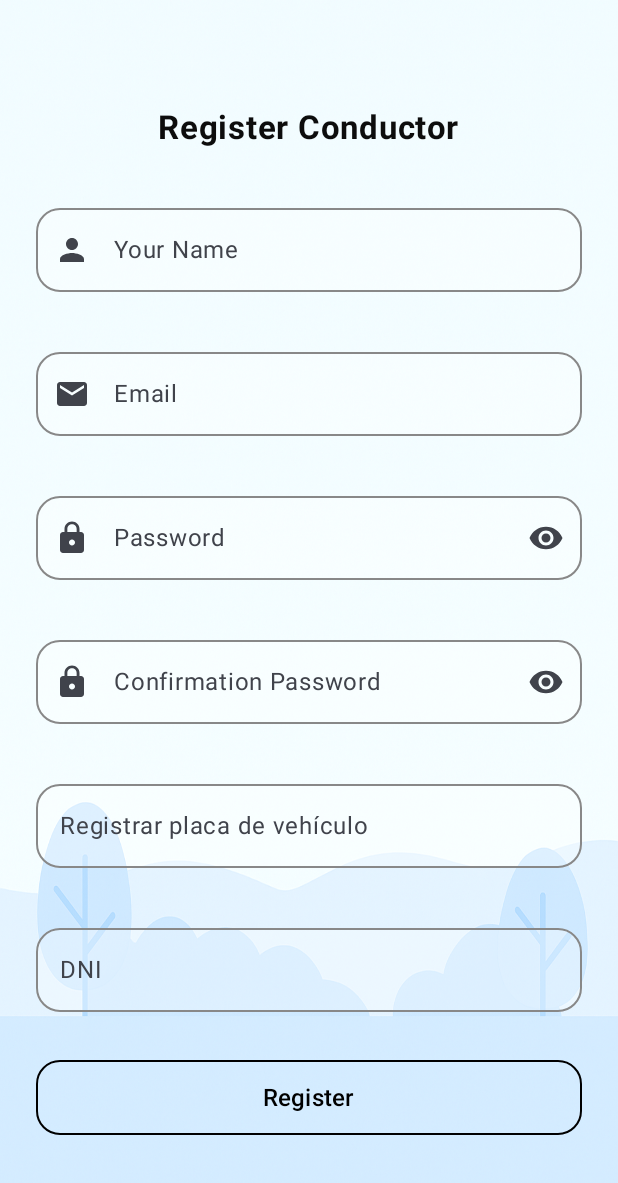
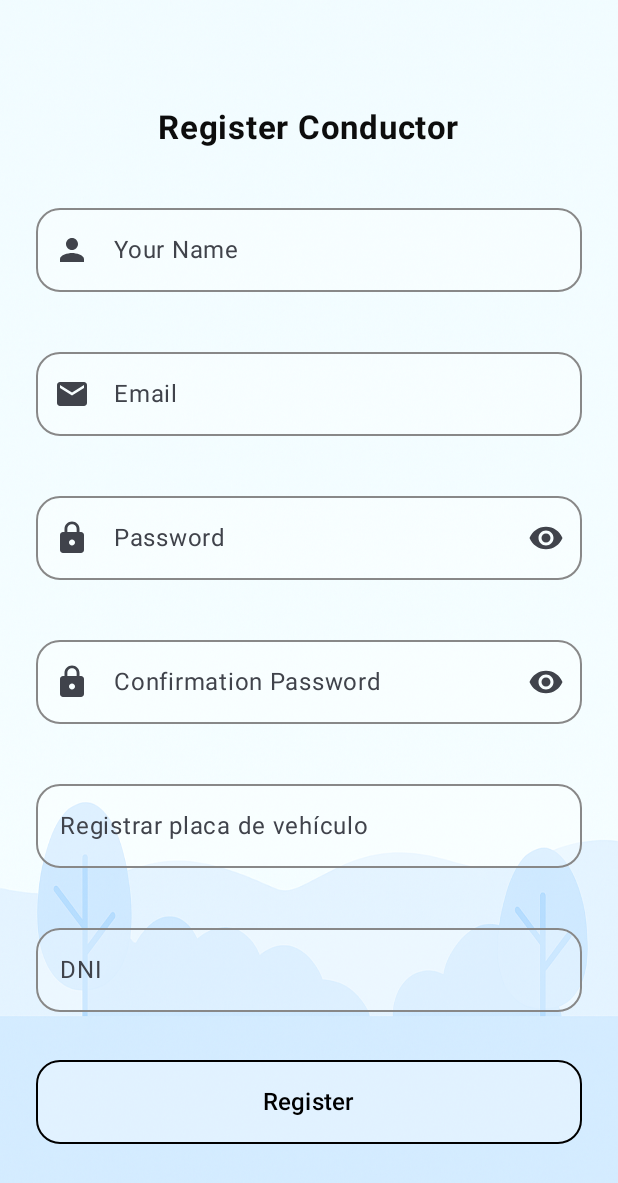
Before and after one commit to G3-UPC-CC238-346-ParkingNow/Kotlin-Mobile, an Android app built with Jetpack Compose: the RegisterScreen screen opened through its navigation route, on a phone screen of 412 x 824 dp. Shown: the top 1183 px of the screen. Run offline under Robolectric (Android 15) with nearby library versions, the phone set to English and light mode, and no system bars.

Commit message:
Show registered username in Dashboard

```diff
--- a/app/build.gradle.kts
+++ b/app/build.gradle.kts
@@ -53,8 +53,11 @@ dependencies {
     implementation("org.osmdroid:osmdroid-android:6.1.16")
     implementation("com.google.android.gms:play-services-location:21.0.1")
     implementation("com.google.zxing:core:3.5.1")
+    implementation("androidx.compose.ui:ui-text")
+    implementation("androidx.compose.ui:ui")
+    implementation("androidx.compose.ui:ui-tooling")
     implementation(libs.androidx.ui.tooling.preview)
-    implementation("androidx.compose.material:material-icons-extended:1.5.4")
+    implementation("androidx.compose.material:material-icons-extended")
     implementation(libs.androidx.material3)
     testImplementation(libs.junit)
     androidTestImplementation(libs.androidx.junit)
--- a/app/src/main/java/pe/edu/upc/parkingnow/presentation/navigation/AppNavigation.kt
+++ b/app/src/main/java/pe/edu/upc/parkingnow/presentation/navigation/AppNavigation.kt
@@ -40,8 +40,9 @@ fun AppNavigation(navController: NavHostController) {
         composable(Routes.ChangePassword.route) {
             ChangePasswordScreen(navController = navController)
         }
-        composable(Routes.Dashboard.route) {
-            DashboardScreen(navController = navController)
+        composable("dashboard/{username}") { backStackEntry ->
+            val username = backStackEntry.arguments?.getString("username") ?: "Usuario"
+            DashboardScreen(navController = navController, username = username)
         }
         composable("bookings") {
             BookingsScreen(navController = navController)
--- a/app/src/main/java/pe/edu/upc/parkingnow/presentation/view/DashboardScreen.kt
+++ b/app/src/main/java/pe/edu/upc/parkingnow/presentation/view/DashboardScreen.kt
@@ -43,7 +43,7 @@ import androidx.compose.ui.viewinterop.AndroidView
 
 @OptIn(ExperimentalMaterial3Api::class)
 @Composable
-fun DashboardScreen(navController: NavController) {
+fun DashboardScreen(navController: NavController, username: String) {
     val context = LocalContext.current
     Configuration.getInstance().load(context.applicationContext, context.getSharedPreferences("osmdroid", 0))
     val drawerState = rememberDrawerState(DrawerValue.Closed)
@@ -92,8 +92,8 @@ fun DashboardScreen(navController: NavController) {
                     )
                     Spacer(modifier = Modifier.width(12.dp))
                     Column {
-                        Text("John Smith", fontSize = 16.sp, fontWeight = FontWeight.Bold)
-                        Text("Jakarta, Indonesia", fontSize = 12.sp, color = Color.Gray)
+                        Text(username, fontSize = 16.sp, fontWeight = FontWeight.Bold)
+                        Text("Lima, Perú", fontSize = 12.sp, color = Color.Gray)
                     }
                 }
                 HorizontalDivider()
--- a/app/src/main/java/pe/edu/upc/parkingnow/presentation/view/RegisterScreen.kt
+++ b/app/src/main/java/pe/edu/upc/parkingnow/presentation/view/RegisterScreen.kt
@@ -1,7 +1,6 @@
 package pe.edu.upc.parkingnow.presentation.view
 
 import androidx.compose.foundation.rememberScrollState
-import androidx.compose.foundation.verticalScroll
 import androidx.compose.foundation.Image
 import androidx.compose.foundation.layout.*
 import androidx.compose.foundation.shape.RoundedCornerShape
@@ -13,15 +12,22 @@ import androidx.compose.ui.Alignment
 import androidx.compose.ui.Modifier
 import androidx.compose.ui.graphics.Color
 import androidx.compose.foundation.BorderStroke
+import androidx.compose.foundation.text.KeyboardActions
+import androidx.compose.foundation.text.KeyboardOptions
 import androidx.compose.ui.text.font.FontWeight
 import androidx.compose.ui.text.input.PasswordVisualTransformation
 import androidx.compose.ui.text.input.VisualTransformation
 import androidx.compose.ui.unit.dp
 import androidx.compose.ui.unit.sp
+import androidx.compose.foundation.verticalScroll
 import androidx.compose.ui.res.painterResource
 import androidx.compose.ui.layout.ContentScale
 import androidx.navigation.NavController
 import pe.edu.upc.parkingnow.R
+import androidx.compose.ui.platform.LocalFocusManager
+import androidx.compose.ui.text.input.ImeAction
+import androidx.compose.ui.focus.FocusDirection
+
 
 @Composable
 fun RegisterScreen(navController: NavController) {
@@ -33,6 +39,7 @@ fun RegisterScreen(navController: NavController) {
     var dni by remember { mutableStateOf("") }
     var passwordVisible by remember { mutableStateOf(false) }
     var confirmPasswordVisible by remember { mutableStateOf(false) }
+    val focusManager = LocalFocusManager.current
 
     Box(modifier = Modifier.fillMaxSize()) {
         Image(
@@ -47,13 +54,20 @@ fun RegisterScreen(navController: NavController) {
                 .padding(24.dp),
             contentAlignment = Alignment.TopCenter
         ) {
-            Column(
-                verticalArrangement = Arrangement.spacedBy(32.dp),
-                horizontalAlignment = Alignment.CenterHorizontally,
+            // Add scroll state before the Column
+            val scrollState = rememberScrollState()
+            Box(
                 modifier = Modifier
                     .fillMaxSize()
-                    .verticalScroll(rememberScrollState())
             ) {
+                Column(
+                    verticalArrangement = Arrangement.spacedBy(32.dp),
+                    horizontalAlignment = Alignment.CenterHorizontally,
+                    modifier = Modifier
+                        .fillMaxSize()
+                        .verticalScroll(scrollState)
+                        .padding(bottom = 32.dp)
+                ) {
                 Spacer(modifier = Modifier.height(16.dp))
 
                 Text(
@@ -78,7 +92,9 @@ fun RegisterScreen(navController: NavController) {
                         unfocusedBorderColor = Color.Gray,
                         focusedTextColor = Color.Black,
                         unfocusedTextColor = Color.Black
-                    )
+                    ),
+                    keyboardOptions = KeyboardOptions.Default.copy(imeAction = ImeAction.Next),
+                    keyboardActions = KeyboardActions(onNext = { focusManager.moveFocus(FocusDirection.Down) })
                 )
 
                 OutlinedTextField(
@@ -96,7 +112,9 @@ fun RegisterScreen(navController: NavController) {
                         unfocusedBorderColor = Color.Gray,
                         focusedTextColor = Color.Black,
                         unfocusedTextColor = Color.Black
-                    )
+                    ),
+                    keyboardOptions = KeyboardOptions.Default.copy(imeAction = ImeAction.Next),
+                    keyboardActions = KeyboardActions(onNext = { focusManager.moveFocus(FocusDirection.Down) })
                 )
 
                 OutlinedTextField(
@@ -120,7 +138,9 @@ fun RegisterScreen(navController: NavController) {
                         unfocusedBorderColor = Color.Gray,
                         focusedTextColor = Color.Black,
                         unfocusedTextColor = Color.Black
-                    )
+                    ),
+                    keyboardOptions = KeyboardOptions.Default.copy(imeAction = ImeAction.Next),
+                    keyboardActions = KeyboardActions(onNext = { focusManager.moveFocus(FocusDirection.Down) })
                 )
 
                 OutlinedTextField(
@@ -144,7 +164,9 @@ fun RegisterScreen(navController: NavController) {
                         unfocusedBorderColor = Color.Gray,
                         focusedTextColor = Color.Black,
                         unfocusedTextColor = Color.Black
-                    )
+                    ),
+                    keyboardOptions = KeyboardOptions.Default.copy(imeAction = ImeAction.Next),
+                    keyboardActions = KeyboardActions(onNext = { focusManager.moveFocus(FocusDirection.Down) })
                 )
 
                 OutlinedTextField(
@@ -161,7 +183,9 @@ fun RegisterScreen(navController: NavController) {
                         unfocusedBorderColor = Color.Gray,
                         focusedTextColor = Color.Black,
                         unfocusedTextColor = Color.Black
-                    )
+                    ),
+                    keyboardOptions = KeyboardOptions.Default.copy(imeAction = ImeAction.Next),
+                    keyboardActions = KeyboardActions(onNext = { focusManager.moveFocus(FocusDirection.Down) })
                 )
 
                 OutlinedTextField(
@@ -178,10 +202,12 @@ fun RegisterScreen(navController: NavController) {
                         unfocusedBorderColor = Color.Gray,
                         focusedTextColor = Color.Black,
                         unfocusedTextColor = Color.Black
-                    )
+                    ),
+                    keyboardOptions = KeyboardOptions.Default.copy(imeAction = ImeAction.Done),
+                    keyboardActions = KeyboardActions(onDone = { focusManager.clearFocus() })
                 )
 
-                Button(
+                OutlinedButton(
                     onClick = {
                         if (name.isNotBlank() &&
                             email.isNotBlank() &&
@@ -191,20 +217,25 @@ fun RegisterScreen(navController: NavController) {
                             dni.isNotBlank() &&
                             password == confirmPassword
                         ) {
-                            navController.navigate("dashboard")
+                            navController.navigate("dashboard/${name}")
                         }
                     },
                     modifier = Modifier
                         .fillMaxWidth()
-                        .height(50.dp),
+                        .height(56.dp),
                     shape = RoundedCornerShape(16.dp),
-                    colors = ButtonDefaults.buttonColors(
-                        containerColor = Color.Transparent,
+                    border = BorderStroke(1.dp, Color.Black),
+                    colors = ButtonDefaults.outlinedButtonColors(
+                        containerColor = Color.White.copy(alpha = 0.3f),
                         contentColor = Color.Black
-                    ),
-                    border = BorderStroke(1.dp, Color.Black)
+                    )
                 ) {
-                    Text("Register", fontSize = 16.sp, color = Color.Black)
+                    Text(
+                        text = "Register",
+                        fontSize = 16.sp,
+                        fontWeight = FontWeight.SemiBold
+                    )
+                }
                 }
             }
         }
```
